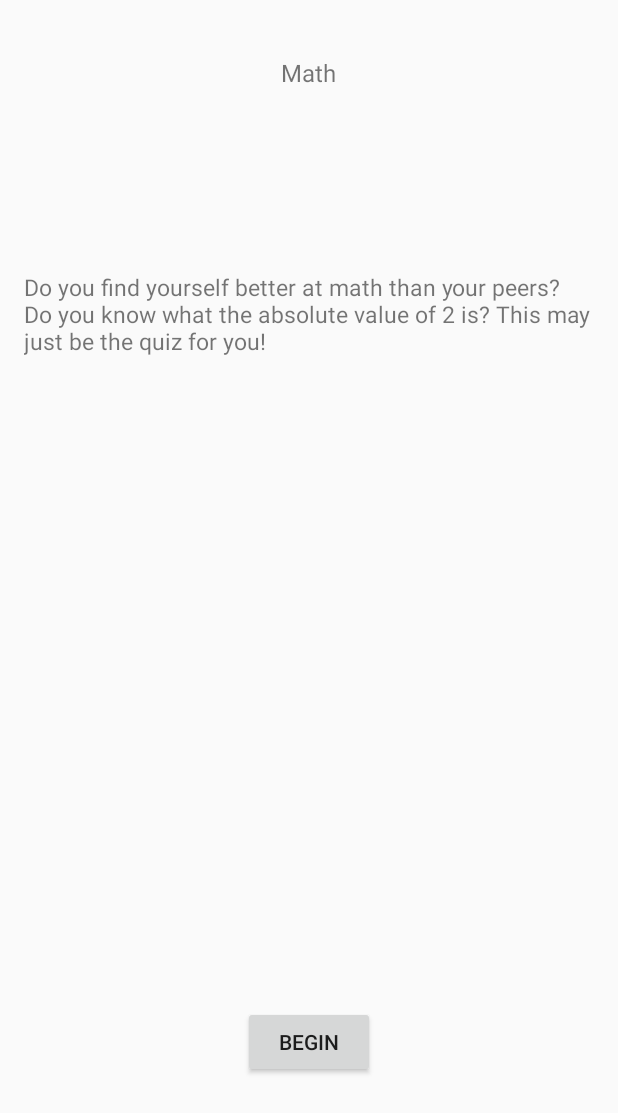
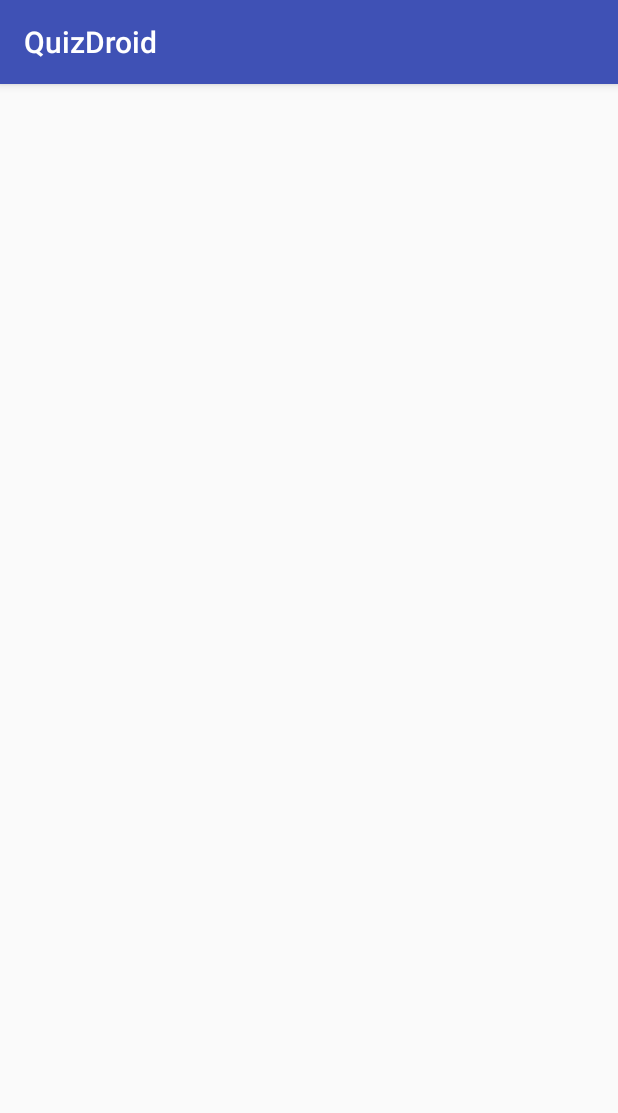
Before and after one commit to natetan/quizdroid, an Android app: the screen it shows after launch (OverviewActivity before the commit, QuizActivity after it), after a tap on "Math", on a phone screen of 412 x 824 dp. Shown: the top 1113 px of the screen. Run offline under Robolectric (Android 15) with nearby library versions, the phone set to English and light mode, and no system bars.

Commit message:
change intent to target new QuizActivity

```diff
--- a/app/src/main/java/edu/washington/swifties/quizdroid/MainActivity.java
+++ b/app/src/main/java/edu/washington/swifties/quizdroid/MainActivity.java
@@ -35,7 +35,7 @@ public class MainActivity extends AppCompatActivity {
     listView.setOnItemClickListener(new AdapterView.OnItemClickListener() {
       @Override
       public void onItemClick(AdapterView<?> adapterView, View view, int i, long l) {
-        Intent intent = new Intent(MainActivity.this, OverviewActivity.class);
+        Intent intent = new Intent(MainActivity.this, QuizActivity.class);
         intent.putExtra("SUBJECT", (String) adapterView.getItemAtPosition(i));
         intent.putExtra("DESC", desc[i]);
         startActivity(intent);
--- a/app/src/main/java/edu/washington/swifties/quizdroid/QuizActivity.java
+++ b/app/src/main/java/edu/washington/swifties/quizdroid/QuizActivity.java
@@ -9,5 +9,8 @@ public class QuizActivity extends AppCompatActivity {
   protected void onCreate(Bundle savedInstanceState) {
     super.onCreate(savedInstanceState);
     setContentView(R.layout.activity_quiz);
+
+    String subject = getIntent().getStringExtra("SUBJECT");
+    String desc = getIntent().getStringExtra("DESC");
   }
 }
```
